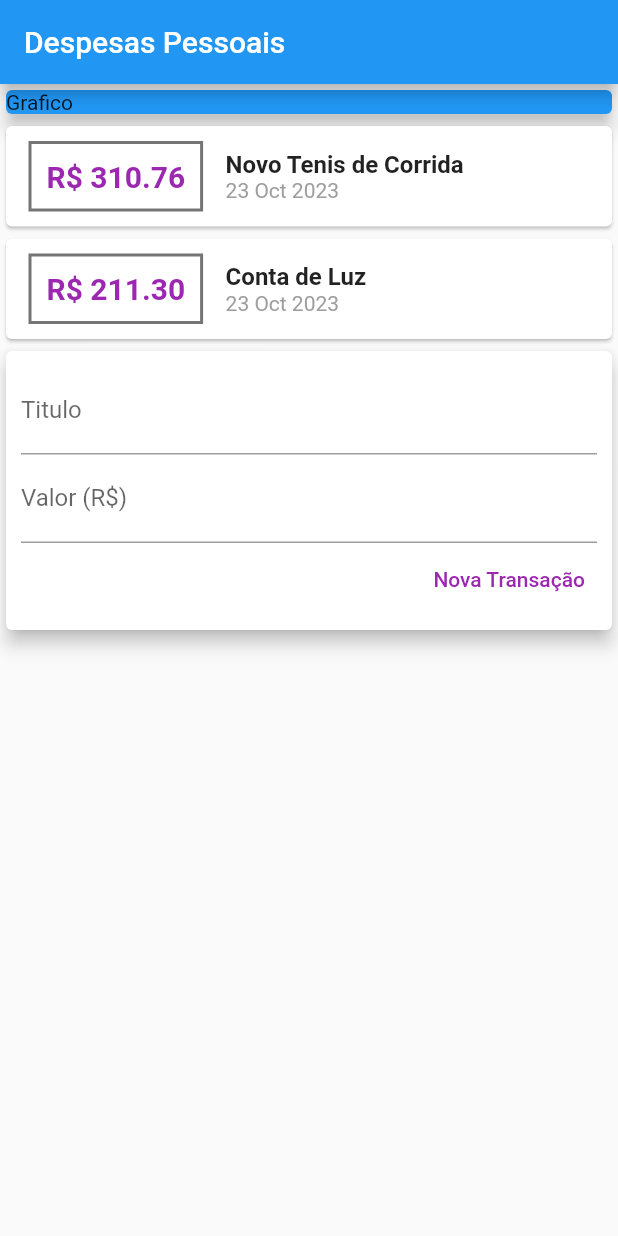
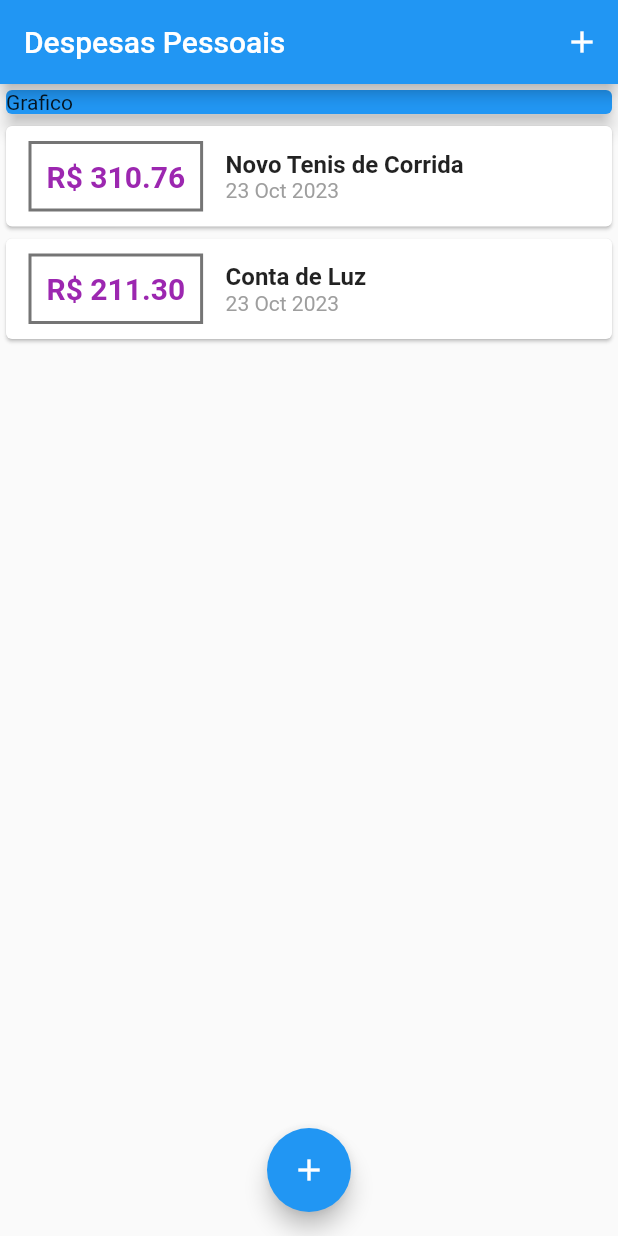
Before and after one commit to Hommer95/App, a Flutter app: the screen it shows after launch, on a phone screen of 412 x 824 dp. Run offline on Flutter 3.47's test engine with Material 2 defaults, Android fonts, the phone set to English and light mode, and no system bars.

```diff
--- a/lib/compenents/transaction_list.dart
+++ b/lib/compenents/transaction_list.dart
@@ -8,8 +8,12 @@ class TransactionList extends StatelessWidget {
 
   @override
   Widget build(BuildContext context) {
-    return Column(
-      children: transactions.map((tr) {
+    return SizedBox(
+      height: 300,
+      child: ListView.builder(
+        itemCount: transactions.length,
+        itemBuilder: (ctx, index) {
+          final tr = transactions[index];
           return Card(
             child: Row(
               children: <Widget>[
@@ -52,7 +56,8 @@ class TransactionList extends StatelessWidget {
               ],
             ),
           );
-      }).toList(),
+        },
+      ),
     );
   }
 }
--- a/lib/compenents/transaction_user.dart
+++ /dev/null
@@ -1,51 +0,0 @@
-import 'dart:math';
-
-import 'package:flutter/material.dart';
-import 'transaction_form.dart';
-import 'transaction_list.dart';
-import '../models/transaction.dart';
-
-class TransactionUser extends StatefulWidget {
-  const TransactionUser({super.key});
-
-  @override
-  State<TransactionUser> createState() => _TransactionUserState();
-}
-
-class _TransactionUserState extends State<TransactionUser> {
-  final _transactions = [
-    Transaction(
-        id: 't1',
-        title: 'Novo Tenis de Corrida',
-        values: 310.76,
-        date: DateTime.now()),
-    Transaction(
-      id: 't2',
-      title: 'Conta de Luz',
-      values: 211.30,
-      date: DateTime.now(),
-    ),
-  ];
-
-  _addTransaction(String title, double values) {
-    final newTransacion = Transaction(
-      id: Random().nextDouble().toString(),
-      title: title,
-      values: values,
-      date: DateTime.now(),
-    );
-    setState(() {
-      _transactions.add(newTransacion);
-    });
-  }
-
-  @override
-  Widget build(BuildContext context) {
-    return Column(
-      children: <Widget>[
-        TransactionList(_transactions),
-        TransactionForm(),
-      ],
-    );
-  }
-}
--- a/lib/main.dart
+++ b/lib/main.dart
@@ -1,5 +1,12 @@
+// import 'dart:js';
+
+// ignore_for_file: non_constant_identifier_names
+
+import 'package:expenses/compenents/transaction_form.dart';
 import 'package:flutter/material.dart';
-import 'compenents/transaction_user.dart';
+import 'dart:math';
+import 'compenents/transaction_list.dart';
+import 'models/transaction.dart';
 
 main() => runApp(const ExpensesesApp());
 
@@ -13,15 +20,70 @@ class ExpensesesApp extends StatelessWidget {
 }
 
 // ignore: use_key_in_widget_constructors
-class MyHomePage extends StatelessWidget {
+class MyHomePage extends StatefulWidget {
+  @override
+  State<MyHomePage> createState() => _MyHomePageState();
+}
+
+class _MyHomePageState extends State<MyHomePage> {
+  final _transactions = [
+    Transaction(
+        id: 't1',
+        title: 'Novo Tenis de Corrida',
+        values: 310.76,
+        date: DateTime.now()),
+    Transaction(
+      id: 't2',
+      title: 'Conta de Luz',
+      values: 211.30,
+      date: DateTime.now(),
+    ),
+  ];
+
+  // ignore: unused_element
+  _addTransaction(String title, double values) {
+    final newTransacion = Transaction(
+      id: Random().nextDouble().toString(),
+      title: title,
+      values: values,
+      date: DateTime.now(),
+    );
+    setState(() {
+      _transactions.add(newTransacion);
+    });
+  }
+
+  // ignore: unused_element
+  _opentransactionFormModal() {
+    showModalBottomSheet(
+        context: context,
+        builder: (_) {
+          // ignore: avoid_types_as_parameter_names
+          return TransactionForm(
+            Null,
+            // ignore: avoid_types_as_parameter_names
+            onSubmit: (String, double) {},
+          );
+        });
+  }
+
   @override
   Widget build(BuildContext context) {
     return Scaffold(
-      appBar: AppBar(title: const Text('Despesas Pessoais')),
-      body: const Column(
+      appBar: AppBar(
+        title: const Text('Despesas Pessoais'),
+        actions: <Widget>[
+          IconButton(
+            icon: const Icon(Icons.add),
+            onPressed: () => _opentransactionFormModal(context),
+          )
+        ],
+      ),
+      body: SingleChildScrollView(
+        child: Column(
           crossAxisAlignment: CrossAxisAlignment.stretch,
           children: <Widget>[
-          SizedBox(
+            const SizedBox(
               width: double.infinity,
               child: Card(
                 color: Colors.blue,
@@ -29,9 +91,15 @@ class MyHomePage extends StatelessWidget {
                 child: Text('Grafico'),
               ),
             ),
-          TransactionUser(),
+            TransactionList(_transactions),
           ],
         ),
+      ),
+      floatingActionButton: FloatingActionButton(
+        child: const Icon(Icons.add),
+        onPressed: () {},
+      ),
+      floatingActionButtonLocation: FloatingActionButtonLocation.centerFloat,
     );
   }
 }
```
Also changed, not shown: lib/compenents/transaction_form.dart (+24 -8 lines). Lines whose indentation alone changed are shown as unchanged.
